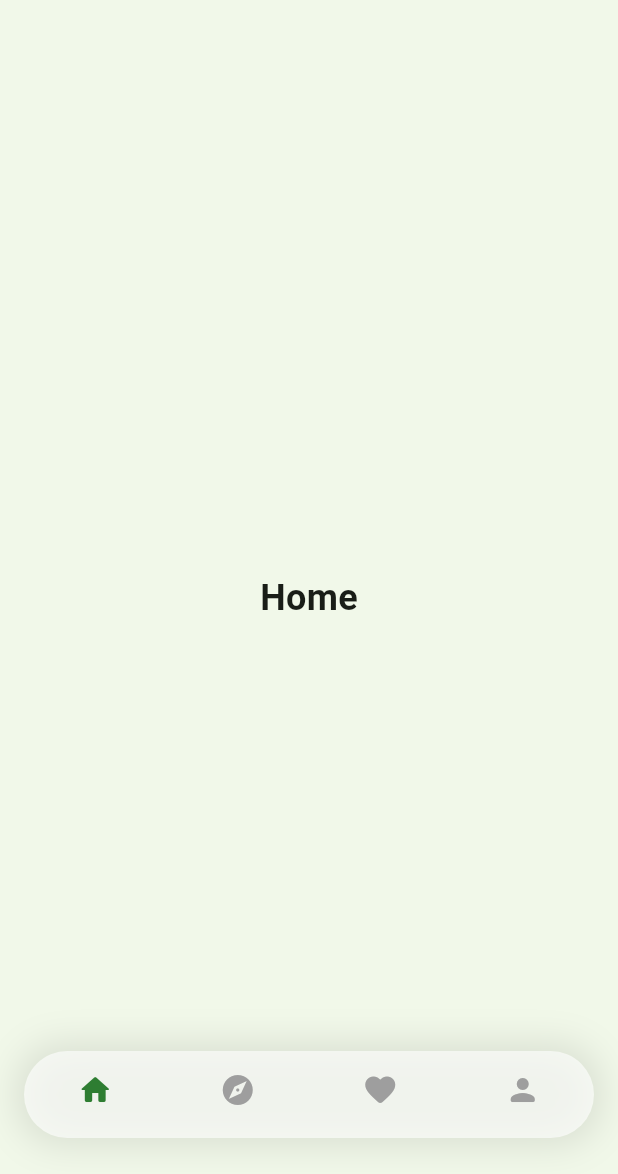
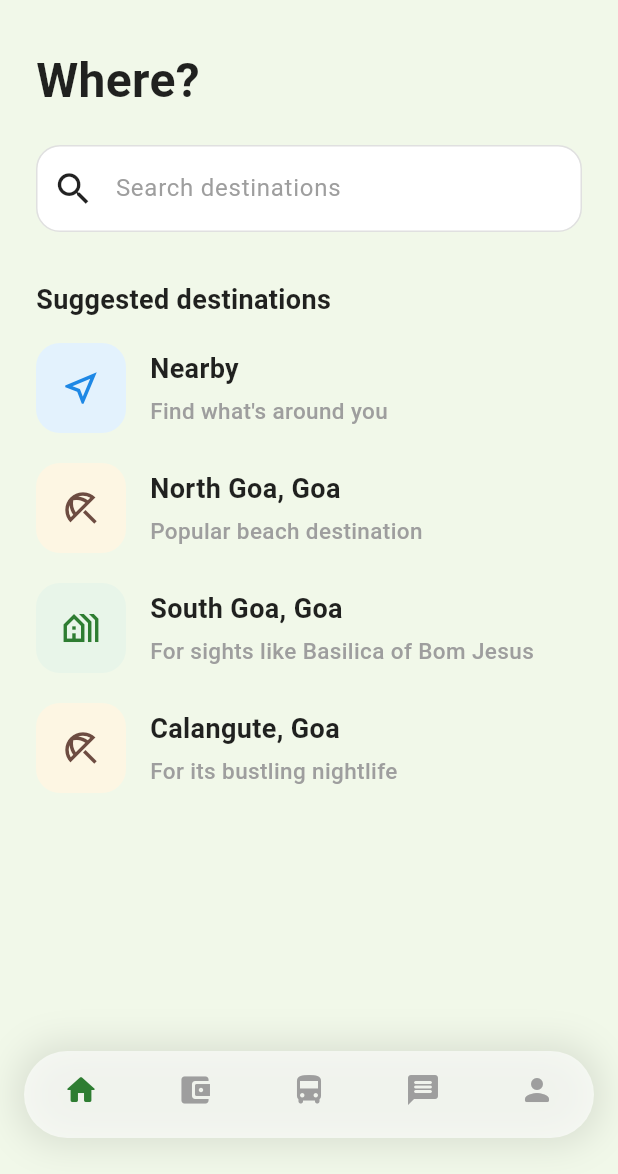
Before and after one commit to BeaverPro/BeeBus, a Flutter app: the screen it shows after launch, on a phone screen of 412 x 824 dp, the part 62-1236 px from its top. Run offline on Flutter 3.47's test engine with Material 3 defaults, Android fonts, the light colour scheme and no system bars.

Commit message:
redesign ui

```diff
--- a/lib/screens/home_screen.dart
+++ b/lib/screens/home_screen.dart
@@ -1,5 +1,6 @@
 import 'dart:ui';
 import 'package:flutter/material.dart';
+import 'package:beebus/screens/tabs/home_tab.dart';
 
 class HomeScreen extends StatefulWidget {
   const HomeScreen({super.key});
@@ -12,9 +13,10 @@
   int _currentIndex = 0;
 
   final List<Widget> _pages = [
-    const Center(child: Text("Home", style: TextStyle(fontSize: 24, fontWeight: FontWeight.bold))),
-    const Center(child: Text("Explore", style: TextStyle(fontSize: 24, fontWeight: FontWeight.bold))),
-    const Center(child: Text("Favorites", style: TextStyle(fontSize: 24, fontWeight: FontWeight.bold))),
+    const HomeTab(),
+    const Center(child: Text("Wallet", style: TextStyle(fontSize: 24, fontWeight: FontWeight.bold))),
+    const Center(child: Text("Trips", style: TextStyle(fontSize: 24, fontWeight: FontWeight.bold))),
+    const Center(child: Text("Message", style: TextStyle(fontSize: 24, fontWeight: FontWeight.bold))),
     const Center(child: Text("Profile", style: TextStyle(fontSize: 24, fontWeight: FontWeight.bold))),
   ];
 
@@ -60,8 +62,9 @@
                 },
                 items: const [
                   BottomNavigationBarItem(icon: Icon(Icons.home_rounded), label: 'Home'),
-                  BottomNavigationBarItem(icon: Icon(Icons.explore_rounded), label: 'Explore'),
-                  BottomNavigationBarItem(icon: Icon(Icons.favorite_rounded), label: 'Favorites'),
+                  BottomNavigationBarItem(icon: Icon(Icons.account_balance_wallet_rounded), label: 'Wallet'),
+                  BottomNavigationBarItem(icon: Icon(Icons.directions_bus_rounded), label: 'Trips'),
+                  BottomNavigationBarItem(icon: Icon(Icons.message_rounded), label: 'Message'),
                   BottomNavigationBarItem(icon: Icon(Icons.person_rounded), label: 'Profile'),
                 ],
               ),
--- /dev/null
+++ b/lib/screens/tabs/home_tab.dart
@@ -0,0 +1,144 @@
+import 'package:flutter/material.dart';
+
+class HomeTab extends StatelessWidget {
+  const HomeTab({super.key});
+
+  @override
+  Widget build(BuildContext context) {
+    return SafeArea(
+      child: SingleChildScrollView(
+        padding: const EdgeInsets.symmetric(horizontal: 24.0, vertical: 16.0),
+        child: Column(
+          crossAxisAlignment: CrossAxisAlignment.start,
+          children: [
+            const Text(
+              'Where?',
+              style: TextStyle(
+                fontSize: 32,
+                fontWeight: FontWeight.bold,
+                color: Colors.black87,
+              ),
+            ),
+            const SizedBox(height: 20),
+            Container(
+              decoration: BoxDecoration(
+                color: Colors.white,
+                borderRadius: BorderRadius.circular(16),
+                border: Border.all(color: Colors.grey.shade300),
+              ),
+              child: const TextField(
+                decoration: InputDecoration(
+                  hintText: 'Search destinations',
+                  hintStyle: TextStyle(
+                    color: Colors.grey,
+                    fontSize: 16,
+                  ),
+                  prefixIcon: Icon(
+                    Icons.search,
+                    color: Colors.black87,
+                    size: 28,
+                  ),
+                  border: InputBorder.none,
+                  contentPadding: EdgeInsets.symmetric(vertical: 16),
+                ),
+              ),
+            ),
+            const SizedBox(height: 32),
+            const Text(
+              'Suggested destinations',
+              style: TextStyle(
+                fontSize: 18,
+                fontWeight: FontWeight.w600,
+                color: Colors.black87,
+              ),
+            ),
+            const SizedBox(height: 16),
+            _buildDestinationItem(
+              icon: Icons.near_me_outlined,
+              iconColor: Colors.blue.shade600,
+              iconBgColor: Colors.blue.shade50,
+              title: 'Nearby',
+              subtitle: "Find what's around you",
+            ),
+            const SizedBox(height: 20),
+            _buildDestinationItem(
+              icon: Icons.beach_access_outlined,
+              iconColor: Colors.brown.shade600,
+              iconBgColor: const Color(0xFFFDF6E3), // Soft sand color
+              title: 'North Goa, Goa',
+              subtitle: 'Popular beach destination',
+            ),
+            const SizedBox(height: 20),
+            _buildDestinationItem(
+              icon: Icons.holiday_village_outlined,
+              iconColor: Colors.green.shade800,
+              iconBgColor: Colors.green.shade50,
+              title: 'South Goa, Goa',
+              subtitle: 'For sights like Basilica of Bom Jesus',
+            ),
+            const SizedBox(height: 20),
+            _buildDestinationItem(
+              icon: Icons.beach_access_outlined,
+              iconColor: Colors.brown.shade600,
+              iconBgColor: const Color(0xFFFDF6E3), // Soft sand color
+              title: 'Calangute, Goa',
+              subtitle: 'For its bustling nightlife',
+            ),
+            const SizedBox(height: 120), // Space for bottom nav bar
+          ],
+        ),
+      ),
+    );
+  }
+
+  Widget _buildDestinationItem({
+    required IconData icon,
+    required Color iconColor,
+    required Color iconBgColor,
+    required String title,
+    required String subtitle,
+  }) {
+    return Row(
+      children: [
+        Container(
+          width: 60,
+          height: 60,
+          decoration: BoxDecoration(
+            color: iconBgColor,
+            borderRadius: BorderRadius.circular(16),
+          ),
+          child: Icon(
+            icon,
+            color: iconColor,
+            size: 28,
+          ),
+        ),
+        const SizedBox(width: 16),
+        Expanded(
+          child: Column(
+            crossAxisAlignment: CrossAxisAlignment.start,
+            children: [
+              Text(
+                title,
+                style: const TextStyle(
+                  fontSize: 18,
+                  fontWeight: FontWeight.w600,
+                  color: Colors.black87,
+                ),
+              ),
+              const SizedBox(height: 4),
+              Text(
+                subtitle,
+                style: TextStyle(
+                  fontSize: 15,
+                  color: Colors.grey,
+                  fontWeight: FontWeight.w500,
+                ),
+              ),
+            ],
+          ),
+        ),
+      ],
+    );
+  }
+}
```
